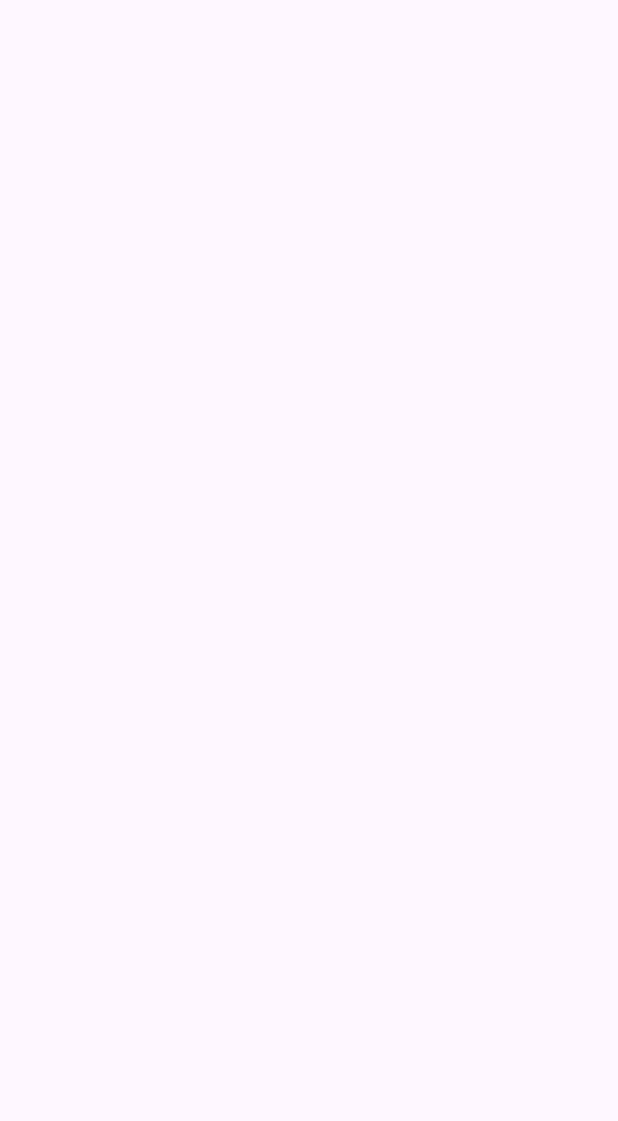
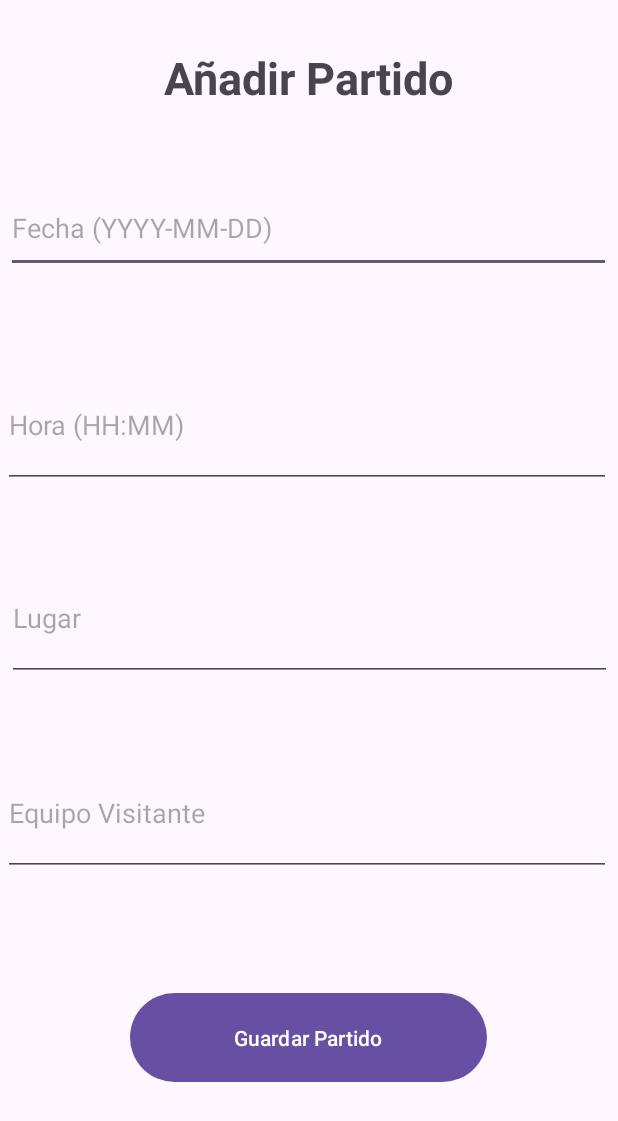
Before and after one commit to Pablolopez2001/FutPlannerAndroid, an Android app: the Equipo screen opened directly, with no data from a screen before it, on a phone screen of 412 x 824 dp. Before the commit the part shown is empty. Shown: the top 1121 px of the screen. Run offline under Robolectric (Android 15) with nearby library versions, the phone set to English and light mode, and no system bars.

Commit message:
añadir partido

```diff
--- a/app/src/main/java/com/futplanner/futplannerandroid/Equipo.java
+++ b/app/src/main/java/com/futplanner/futplannerandroid/Equipo.java
@@ -1,14 +1,63 @@
 package com.futplanner.futplannerandroid;
+
+import android.os.Bundle;
+import android.view.View;
+import android.widget.Button;
+import android.widget.EditText;
+import android.widget.Toast;
 
 import androidx.appcompat.app.AppCompatActivity;
 
-import android.os.Bundle;
+import com.fasterxml.jackson.databind.ObjectMapper;
+import com.futplanner.futplannerandroid.util.NetworkUtil;
+
+import java.io.IOException;
+import java.util.concurrent.ExecutorService;
+import java.util.concurrent.Executors;
 
 public class Equipo extends AppCompatActivity {
+
+    private EditText inputFecha, inputHora, inputLugar, inputEquipoVisitante;
+    private Button btnGuardarPartido;
 
     @Override
     protected void onCreate(Bundle savedInstanceState) {
         super.onCreate(savedInstanceState);
         setContentView(R.layout.activity_equipo);
+
+        inputFecha = findViewById(R.id.inputFecha);
+        inputHora = findViewById(R.id.inputHora);
+        inputLugar = findViewById(R.id.inputLugar);
+        inputEquipoVisitante = findViewById(R.id.inputEquipoVisitante);
+        btnGuardarPartido = findViewById(R.id.btnGuardarPartido);
+
+        btnGuardarPartido.setOnClickListener(new View.OnClickListener() {
+            @Override
+            public void onClick(View v) {
+                guardarPartido();
+            }
+        });
+    }
+
+    private void guardarPartido() {
+        String fecha = inputFecha.getText().toString();
+        String hora = inputHora.getText().toString();
+        String lugar = inputLugar.getText().toString();
+        String equipoVisitante = inputEquipoVisitante.getText().toString();
+
+        PartidoModel partido = new PartidoModel(fecha, hora, lugar, equipoVisitante);
+        ObjectMapper objectMapper = new ObjectMapper();
+
+        ExecutorService executor = Executors.newSingleThreadExecutor();
+        executor.execute(() -> {
+            try {
+                String partidoJson = objectMapper.writeValueAsString(partido);
+                String response = NetworkUtil.post("http://46.4.74.141:8080/api/partidos", partidoJson);
+                runOnUiThread(() -> Toast.makeText(Equipo.this, "Partido guardado correctamente", Toast.LENGTH_SHORT).show());
+            } catch (IOException e) {
+                e.printStackTrace();
+                runOnUiThread(() -> Toast.makeText(Equipo.this, "Error al guardar el partido", Toast.LENGTH_SHORT).show());
+            }
+        });
     }
 }
--- a/app/src/main/res/layout/activity_equipo.xml
+++ b/app/src/main/res/layout/activity_equipo.xml
@@ -6,4 +6,77 @@
     android:layout_height="match_parent"
     tools:context=".Equipo">
 
+    <TextView
+        android:id="@+id/equipoTitulo"
+        android:layout_width="314dp"
+        android:layout_height="68dp"
+        android:text="Añadir Partido"
+        android:textSize="30sp"
+        android:textStyle="bold"
+        android:gravity="center"
+        app:layout_constraintBottom_toBottomOf="parent"
+        app:layout_constraintEnd_toEndOf="parent"
+        app:layout_constraintHorizontal_bias="0.494"
+        app:layout_constraintStart_toStartOf="parent"
+        app:layout_constraintTop_toTopOf="parent"
+        app:layout_constraintVertical_bias="0.024" />
+
+    <EditText
+        android:id="@+id/inputFecha"
+        android:layout_width="403dp"
+        android:layout_height="59dp"
+        android:hint="Fecha (YYYY-MM-DD)"
+        app:layout_constraintBottom_toBottomOf="parent"
+        app:layout_constraintEnd_toEndOf="parent"
+        app:layout_constraintHorizontal_bias="0.432"
+        app:layout_constraintStart_toStartOf="parent"
+        app:layout_constraintTop_toTopOf="parent"
+        app:layout_constraintVertical_bias="0.16" />
+
+    <EditText
+        android:id="@+id/inputHora"
+        android:layout_width="405dp"
+        android:layout_height="84dp"
+        android:hint="Hora (HH:MM)"
+        app:layout_constraintBottom_toBottomOf="parent"
+        app:layout_constraintEnd_toEndOf="parent"
+        app:layout_constraintHorizontal_bias="0.333"
+        app:layout_constraintStart_toStartOf="parent"
+        app:layout_constraintTop_toTopOf="parent"
+        app:layout_constraintVertical_bias="0.326" />
+
+    <EditText
+        android:id="@+id/inputLugar"
+        android:layout_width="403dp"
+        android:layout_height="83dp"
+        android:hint="Lugar"
+        app:layout_constraintBottom_toBottomOf="parent"
+        app:layout_constraintEnd_toEndOf="parent"
+        app:layout_constraintStart_toStartOf="parent"
+        app:layout_constraintTop_toTopOf="parent" />
+
+    <EditText
+        android:id="@+id/inputEquipoVisitante"
+        android:layout_width="405dp"
+        android:layout_height="84dp"
+        android:hint="Equipo Visitante"
+        app:layout_constraintBottom_toBottomOf="parent"
+        app:layout_constraintEnd_toEndOf="parent"
+        app:layout_constraintHorizontal_bias="0.333"
+        app:layout_constraintStart_toStartOf="parent"
+        app:layout_constraintTop_toTopOf="parent"
+        app:layout_constraintVertical_bias="0.676" />
+
+    <Button
+        android:id="@+id/btnGuardarPartido"
+        android:layout_width="238dp"
+        android:layout_height="67dp"
+        android:text="Guardar Partido"
+        app:layout_constraintBottom_toBottomOf="parent"
+        app:layout_constraintEnd_toEndOf="parent"
+        app:layout_constraintHorizontal_bias="0.497"
+        app:layout_constraintStart_toStartOf="parent"
+        app:layout_constraintTop_toTopOf="parent"
+        app:layout_constraintVertical_bias="0.87" />
+
 </androidx.constraintlayout.widget.ConstraintLayout>
```
Also changed, not shown: app/src/main/java/com/futplanner/futplannerandroid/PartidoModel.java (added, +47 -0 lines).
